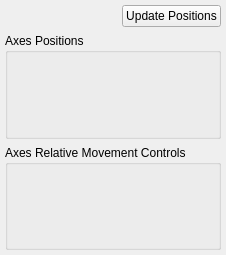
Before: the Qt Designer form nplab/instrument/stage/stage.ui in nanophotonics/nplab, drawn with Qt 5.
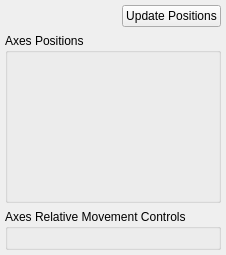
After: the same form once the commit is applied.

Commit message: new piezo stage that inherits from stage class, adapted PI and SmarAct stage classes accordingly

Diff of the .ui file:
```diff
--- a/nplab/instrument/stage/stage.ui
+++ b/nplab/instrument/stage/stage.ui
@@ -15,7 +15,7 @@
   </property>
   <layout class="QVBoxLayout" name="verticalLayout">
    <property name="spacing">
-    <number>-1</number>
+    <number>6</number>
    </property>
    <property name="margin">
     <number>5</number>
@@ -55,6 +55,12 @@
    </item>
    <item>
     <widget class="QGroupBox" name="info_group">
+     <property name="sizePolicy">
+      <sizepolicy hsizetype="Preferred" vsizetype="Preferred">
+       <horstretch>0</horstretch>
+       <verstretch>0</verstretch>
+      </sizepolicy>
+     </property>
      <property name="title">
       <string>Axes Positions</string>
      </property>
@@ -63,6 +69,12 @@
    </item>
    <item>
     <widget class="QGroupBox" name="axes_group">
+     <property name="sizePolicy">
+      <sizepolicy hsizetype="Preferred" vsizetype="Fixed">
+       <horstretch>0</horstretch>
+       <verstretch>0</verstretch>
+      </sizepolicy>
+     </property>
      <property name="minimumSize">
       <size>
        <width>0</width>
```
Left out of the diff: 11 changed lines with no effect on the pictures. The commit also changes 5 other files.
